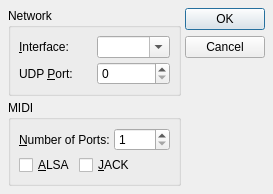
Qt form src/qmidinetOptionsForm.ui (rncbc/qmidinet) before a commit.
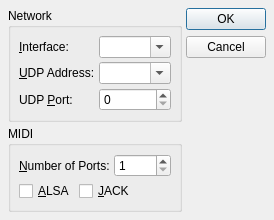
The same form after that commit. Icons and pictures are not drawn.

Commit message: - Previously hard-coded UDP/IP multicast address (225.0.0.37) is   now an user configurable option.

```diff
--- a/src/qmidinetOptionsForm.ui
+++ b/src/qmidinetOptionsForm.ui
@@ -66,6 +66,23 @@
          </widget>
         </item>
         <item row="1" column="0">
+         <widget class="QLabel" name="UdpAddrTextLabel">
+          <property name="text">
+           <string>&amp;UDP Address:</string>
+          </property>
+          <property name="buddy">
+           <cstring>UdpAddrComboBox</cstring>
+          </property>
+         </widget>
+        </item>
+        <item row="1" column="1">
+         <widget class="QComboBox" name="UdpAddrComboBox">
+          <property name="editable">
+           <bool>true</bool>
+          </property>
+         </widget>
+        </item>
+        <item row="2" column="0">
          <widget class="QLabel" name="UdpPortTextLabel">
           <property name="text">
            <string>UDP &amp;Port:</string>
@@ -75,7 +92,7 @@
           </property>
          </widget>
         </item>
-        <item row="1" column="1">
+        <item row="2" column="1">
          <widget class="QSpinBox" name="UdpPortSpinBox">
           <property name="accelerated">
            <bool>true</bool>
```
Left out of the diff: 3 changed lines with no effect on the pictures. The commit also changes 11 other files.
